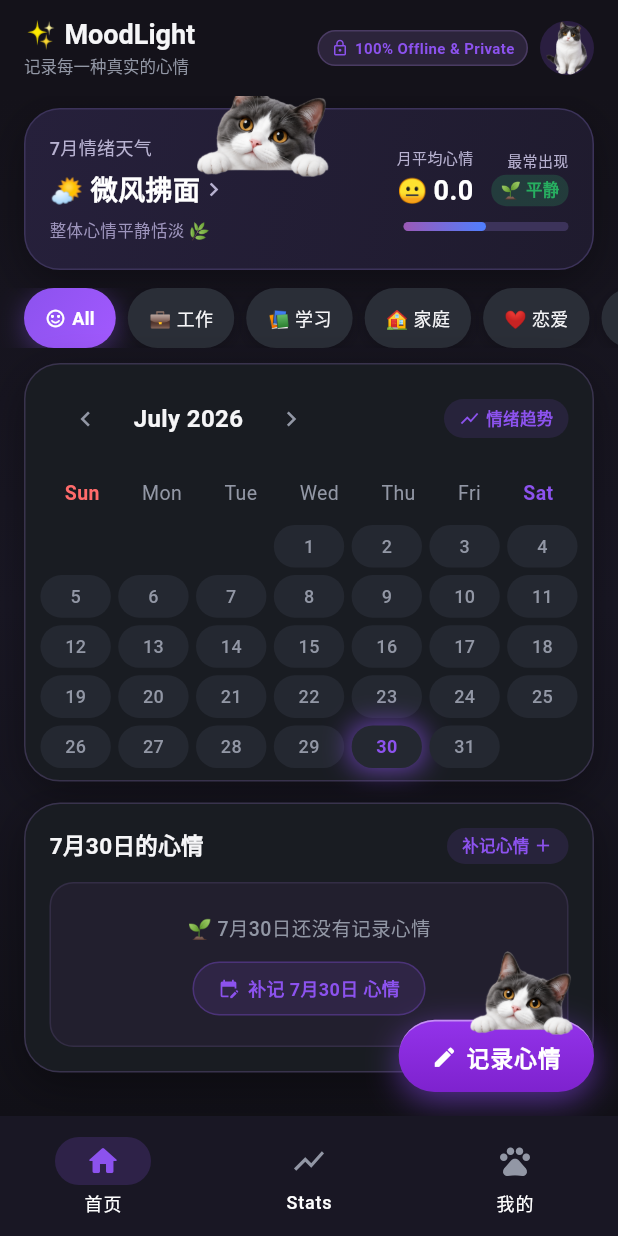
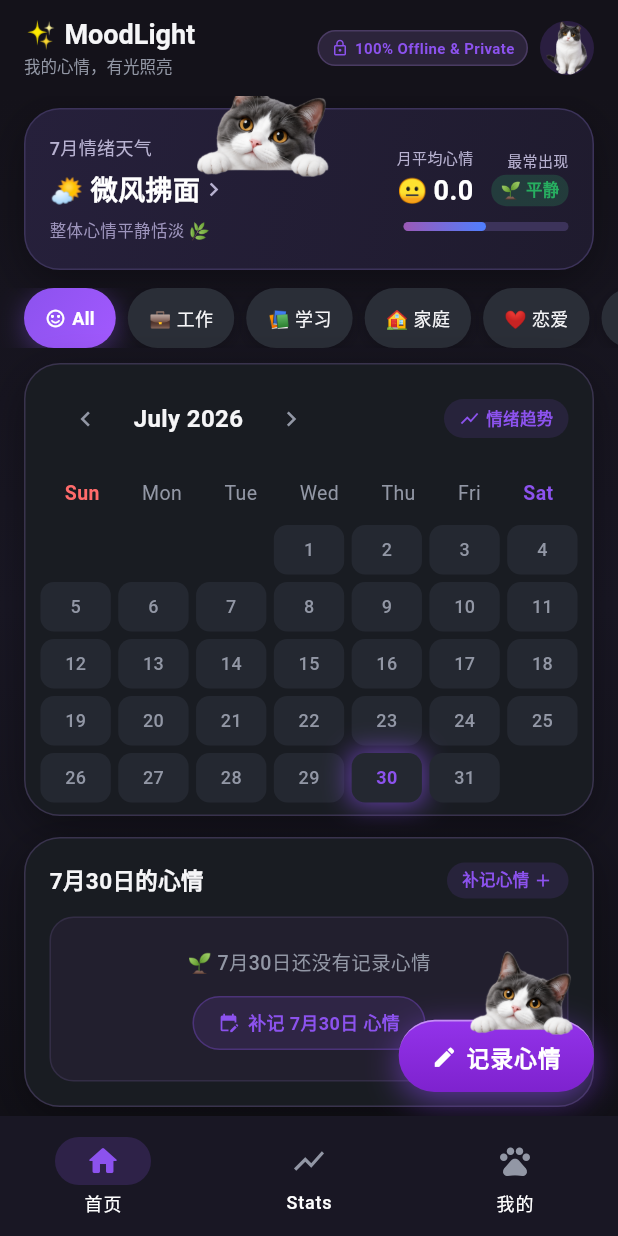
Before and after one commit to fenriarlab/MoodLight, a Flutter app: the screen it shows after launch, on a phone screen of 412 x 824 dp. Run offline on Flutter 3.47's test engine with Material 3 defaults, Android fonts, the phone set to English and light mode, and no system bars; our stand-ins replace fl_chart, shared_preferences, sqflite; accounts and stored records are empty; generated files the repository leaves out were written again.

Commit message:
refactor: Reduce calendar cell borderRadius to 9, adjust childAspectRatio to 1.42, and hide empty content placeholder text

```diff
--- a/lib/features/diary/presentation/screens/home_diary_screen.dart
+++ b/lib/features/diary/presentation/screens/home_diary_screen.dart
@@ -124,7 +124,7 @@ class _HomeDiaryScreenState extends State<HomeDiaryScreen> {
             ),
             const SizedBox(height: 2),
             Text(
-              '记录每一种真实的心情',
+              '我的心情，有光照亮',
               style: TextStyle(
                 fontSize: 11,
                 color: tc.textSecondary,
--- a/lib/features/diary/presentation/widgets/calendar_grid_view.dart
+++ b/lib/features/diary/presentation/widgets/calendar_grid_view.dart
@@ -245,7 +245,7 @@ class CalendarGridView extends StatelessWidget {
               itemCount: firstWeekday + daysInMonth,
               gridDelegate: const SliverGridDelegateWithFixedCrossAxisCount(
                 crossAxisCount: 7,
-                childAspectRatio: 1.65,
+                childAspectRatio: 1.42,
                 mainAxisSpacing: 5,
                 crossAxisSpacing: 5,
               ),
@@ -273,13 +273,13 @@ class CalendarGridView extends StatelessWidget {
                     onDateSelected(thisDate);
                     onRetroactiveRecord(thisDate);
                   },
-                  borderRadius: BorderRadius.circular(14),
+                  borderRadius: BorderRadius.circular(9),
                   child: AnimatedContainer(
                     duration: const Duration(milliseconds: 150),
                     decoration: BoxDecoration(
                       color: palette == null ? cellColor : null,
                       gradient: palette?.gradient,
-                      borderRadius: BorderRadius.circular(14),
+                      borderRadius: BorderRadius.circular(9),
                       // KEEP USER'S PREFERRED AMBIENT PURPLE / MOOD GLOW HALO FOR SELECTED DATE
                       boxShadow: isSelected
                           ? [
--- a/lib/features/diary/presentation/widgets/diary_card.dart
+++ b/lib/features/diary/presentation/widgets/diary_card.dart
@@ -114,10 +114,10 @@ class DiaryCard extends StatelessWidget {
                       fontWeight: FontWeight.w500,
                     ),
                   ),
+                  if (item.content.trim().isNotEmpty) ...[
                     const SizedBox(height: 3),
-                  // Content Text Spanning Full Width Smoothly
                     Text(
-                    item.content.isEmpty ? '（未填写心情感悟）' : item.content,
+                      item.content,
                       style: TextStyle(
                         fontSize: 14,
                         color: tc.textPrimary,
@@ -127,6 +127,7 @@ class DiaryCard extends StatelessWidget {
                       maxLines: 2,
                       overflow: TextOverflow.ellipsis,
                     ),
+                  ],
                   if (item.tags.isNotEmpty) ...[
                     const SizedBox(height: 6),
                     Wrap(
--- a/lib/main.dart
+++ b/lib/main.dart
@@ -90,7 +90,7 @@ class _MoodLightAppState extends State<MoodLightApp> {
   @override
   Widget build(BuildContext context) {
     return MaterialApp(
-      title: 'MoodLight 心情日记',
+      title: 'MoodLight',
       debugShowCheckedModeBanner: false,
       locale: _getLocale(),
       supportedLocales: AppLocalizations.supportedLocales,
```
Lines whose indentation alone changed are shown as unchanged.
